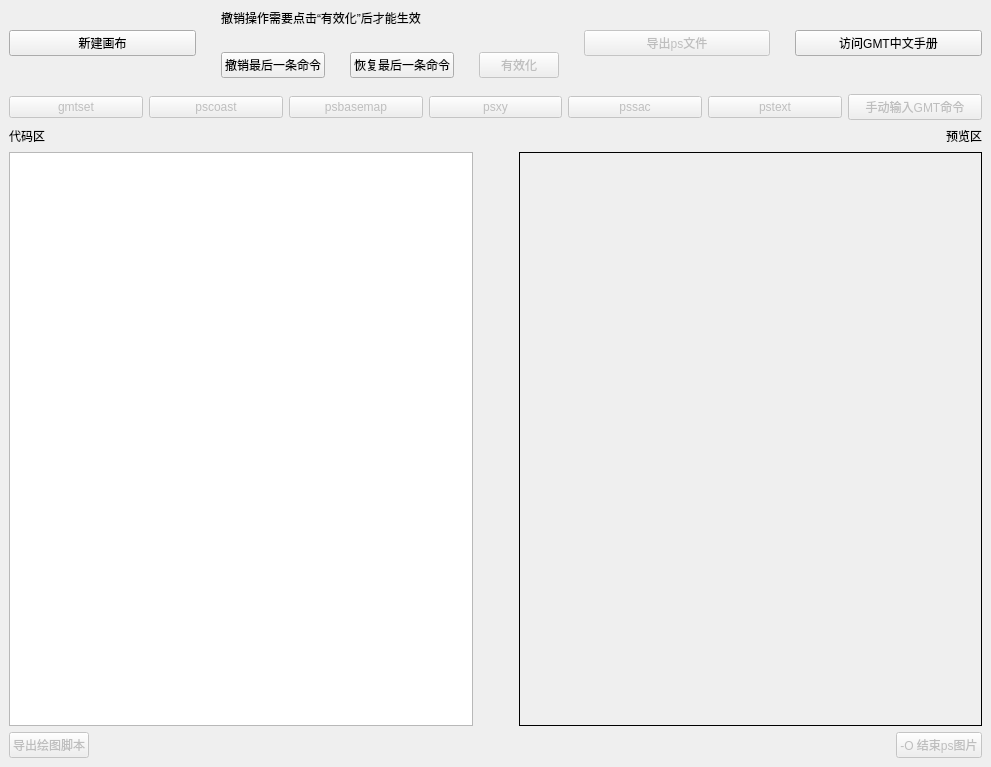
The window that src/mainwindow.ui (CovMat/GMT-mini-GUI) describes before a commit, drawn with Qt 5.
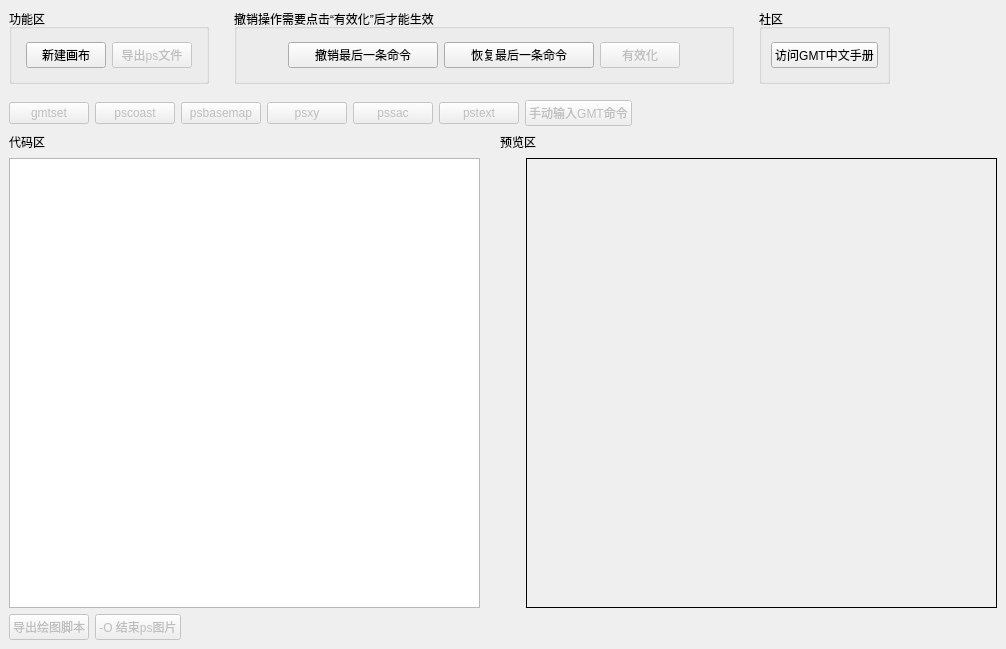
The same window after the commit.

Commit message: mainwindow.ui布局更新 1. 窗口可随意拖动，代码窗口及预览窗口动态适应 2. 功能按键位置保持固定

```diff
--- a/src/mainwindow.ui
+++ b/src/mainwindow.ui
@@ -9,8 +9,8 @@
    <rect>
     <x>0</x>
     <y>0</y>
-    <width>991</width>
-    <height>767</height>
+    <width>1006</width>
+    <height>649</height>
    </rect>
   </property>
   <property name="windowTitle">
@@ -41,28 +41,99 @@
          <number>10</number>
         </property>
         <item>
+         <widget class="QGroupBox" name="groupBox_2">
+          <property name="sizePolicy">
+           <sizepolicy hsizetype="Fixed" vsizetype="Fixed">
+            <horstretch>0</horstretch>
+            <verstretch>0</verstretch>
+           </sizepolicy>
+          </property>
+          <property name="minimumSize">
+           <size>
+            <width>200</width>
+            <height>75</height>
+           </size>
+          </property>
+          <property name="title">
+           <string>功能区</string>
+          </property>
+          <layout class="QHBoxLayout" name="horizontalLayout_12">
+           <item>
+            <layout class="QHBoxLayout" name="horizontalLayout_10">
+             <property name="sizeConstraint">
+              <enum>QLayout::SetFixedSize</enum>
+             </property>
+             <item>
          <widget class="QPushButton" name="new_PS_file">
+               <property name="sizePolicy">
+                <sizepolicy hsizetype="Fixed" vsizetype="Fixed">
+                 <horstretch>0</horstretch>
+                 <verstretch>0</verstretch>
+                </sizepolicy>
+               </property>
           <property name="text">
            <string>新建画布</string>
           </property>
          </widget>
         </item>
         <item>
-         <layout class="QVBoxLayout" name="verticalLayout_4">
-          <item>
-           <widget class="QLabel" name="label_4">
-            <property name="mouseTracking">
+              <widget class="QPushButton" name="export_ps">
+               <property name="enabled">
              <bool>false</bool>
             </property>
+               <property name="sizePolicy">
+                <sizepolicy hsizetype="Fixed" vsizetype="Fixed">
+                 <horstretch>0</horstretch>
+                 <verstretch>0</verstretch>
+                </sizepolicy>
+               </property>
             <property name="text">
+                <string>导出ps文件</string>
+               </property>
+              </widget>
+             </item>
+            </layout>
+           </item>
+          </layout>
+         </widget>
+        </item>
+        <item>
+         <widget class="QGroupBox" name="groupBox">
+          <property name="sizePolicy">
+           <sizepolicy hsizetype="Fixed" vsizetype="Fixed">
+            <horstretch>0</horstretch>
+            <verstretch>0</verstretch>
+           </sizepolicy>
+          </property>
+          <property name="minimumSize">
+           <size>
+            <width>500</width>
+            <height>75</height>
+           </size>
+          </property>
+          <property name="title">
              <string>撤销操作需要点击“有效化”后才能生效</string>
             </property>
-           </widget>
-          </item>
+          <layout class="QHBoxLayout" name="horizontalLayout_11">
           <item>
-           <layout class="QHBoxLayout" name="horizontalLayout_6">
+            <layout class="QHBoxLayout" name="horizontalLayout_8">
+             <property name="sizeConstraint">
+              <enum>QLayout::SetNoConstraint</enum>
+             </property>
             <item>
              <widget class="QPushButton" name="undo">
+               <property name="sizePolicy">
+                <sizepolicy hsizetype="Fixed" vsizetype="Fixed">
+                 <horstretch>0</horstretch>
+                 <verstretch>0</verstretch>
+                </sizepolicy>
+               </property>
+               <property name="minimumSize">
+                <size>
+                 <width>150</width>
+                 <height>0</height>
+                </size>
+               </property>
               <property name="text">
                <string>撤销最后一条命令</string>
               </property>
@@ -70,6 +141,18 @@
             </item>
             <item>
              <widget class="QPushButton" name="redo">
+               <property name="sizePolicy">
+                <sizepolicy hsizetype="Fixed" vsizetype="Fixed">
+                 <horstretch>0</horstretch>
+                 <verstretch>0</verstretch>
+                </sizepolicy>
+               </property>
+               <property name="minimumSize">
+                <size>
+                 <width>150</width>
+                 <height>0</height>
+                </size>
+               </property>
               <property name="text">
                <string>恢复最后一条命令</string>
               </property>
@@ -80,6 +163,12 @@
               <property name="enabled">
                <bool>false</bool>
               </property>
+               <property name="sizePolicy">
+                <sizepolicy hsizetype="Fixed" vsizetype="Fixed">
+                 <horstretch>0</horstretch>
+                 <verstretch>0</verstretch>
+                </sizepolicy>
+               </property>
               <property name="text">
                <string>有效化</string>
               </property>
@@ -88,25 +177,44 @@
            </layout>
           </item>
          </layout>
-        </item>
-        <item>
-         <widget class="QPushButton" name="export_ps">
-          <property name="enabled">
-           <bool>false</bool>
-          </property>
-          <property name="text">
-           <string>导出ps文件</string>
-          </property>
          </widget>
         </item>
+        <item>
+         <widget class="QGroupBox" name="groupBox_3">
+          <property name="sizePolicy">
+           <sizepolicy hsizetype="Fixed" vsizetype="Preferred">
+            <horstretch>0</horstretch>
+            <verstretch>0</verstretch>
+           </sizepolicy>
+          </property>
+          <property name="title">
+           <string>社区</string>
+          </property>
+          <layout class="QHBoxLayout" name="horizontalLayout_15">
         <item>
          <widget class="QPushButton" name="pushButton">
+             <property name="sizePolicy">
+              <sizepolicy hsizetype="Fixed" vsizetype="Fixed">
+               <horstretch>0</horstretch>
+               <verstretch>0</verstretch>
+              </sizepolicy>
+             </property>
           <property name="text">
            <string>访问GMT中文手册</string>
           </property>
          </widget>
         </item>
        </layout>
+         </widget>
+        </item>
+        <item>
+         <widget class="QLabel" name="label_5">
+          <property name="text">
+           <string/>
+          </property>
+         </widget>
+        </item>
+       </layout>
       </item>
       <item>
        <layout class="QVBoxLayout" name="verticalLayout">
@@ -123,6 +231,12 @@
             <property name="enabled">
              <bool>false</bool>
             </property>
+            <property name="sizePolicy">
+             <sizepolicy hsizetype="Fixed" vsizetype="Fixed">
+              <horstretch>0</horstretch>
+              <verstretch>0</verstretch>
+             </sizepolicy>
+            </property>
             <property name="text">
              <string>gmtset</string>
             </property>
@@ -133,6 +247,12 @@
             <property name="enabled">
              <bool>false</bool>
             </property>
+            <property name="sizePolicy">
+             <sizepolicy hsizetype="Fixed" vsizetype="Fixed">
+              <horstretch>0</horstretch>
+              <verstretch>0</verstretch>
+             </sizepolicy>
+            </property>
             <property name="text">
              <string>pscoast</string>
             </property>
@@ -143,6 +263,12 @@
             <property name="enabled">
              <bool>false</bool>
             </property>
+            <property name="sizePolicy">
+             <sizepolicy hsizetype="Fixed" vsizetype="Fixed">
+              <horstretch>0</horstretch>
+              <verstretch>0</verstretch>
+             </sizepolicy>
+            </property>
             <property name="text">
              <string>psbasemap</string>
             </property>
@@ -153,6 +279,12 @@
             <property name="enabled">
              <bool>false</bool>
             </property>
+            <property name="sizePolicy">
+             <sizepolicy hsizetype="Fixed" vsizetype="Fixed">
+              <horstretch>0</horstretch>
+              <verstretch>0</verstretch>
+             </sizepolicy>
+            </property>
             <property name="text">
              <string>psxy</string>
             </property>
@@ -163,6 +295,12 @@
             <property name="enabled">
              <bool>false</bool>
             </property>
+            <property name="sizePolicy">
+             <sizepolicy hsizetype="Fixed" vsizetype="Fixed">
+              <horstretch>0</horstretch>
+              <verstretch>0</verstretch>
+             </sizepolicy>
+            </property>
             <property name="text">
              <string>pssac</string>
             </property>
@@ -173,6 +311,12 @@
             <property name="enabled">
              <bool>false</bool>
             </property>
+            <property name="sizePolicy">
+             <sizepolicy hsizetype="Fixed" vsizetype="Fixed">
+              <horstretch>0</horstretch>
+              <verstretch>0</verstretch>
+             </sizepolicy>
+            </property>
             <property name="text">
              <string>pstext</string>
             </property>
@@ -183,11 +327,30 @@
             <property name="enabled">
              <bool>false</bool>
             </property>
+            <property name="sizePolicy">
+             <sizepolicy hsizetype="Fixed" vsizetype="Fixed">
+              <horstretch>0</horstretch>
+              <verstretch>0</verstretch>
+             </sizepolicy>
+            </property>
             <property name="text">
              <string>手动输入GMT命令</string>
             </property>
            </widget>
           </item>
+          <item>
+           <widget class="QLabel" name="label_6">
+            <property name="sizePolicy">
+             <sizepolicy hsizetype="Expanding" vsizetype="Fixed">
+              <horstretch>0</horstretch>
+              <verstretch>0</verstretch>
+             </sizepolicy>
+            </property>
+            <property name="text">
+             <string/>
+            </property>
+           </widget>
+          </item>
          </layout>
         </item>
         <item>
@@ -219,12 +382,39 @@
             </property>
            </widget>
           </item>
+          <item>
+           <spacer name="horizontalSpacer_4">
+            <property name="orientation">
+             <enum>Qt::Horizontal</enum>
+            </property>
+            <property name="sizeHint" stdset="0">
+             <size>
+              <width>40</width>
+              <height>20</height>
+             </size>
+            </property>
+           </spacer>
+          </item>
+          <item>
+           <widget class="QLabel" name="label_4">
+            <property name="text">
+             <string/>
+            </property>
+           </widget>
+          </item>
          </layout>
         </item>
         <item>
          <layout class="QHBoxLayout" name="horizontalLayout">
           <item>
-           <widget class="QListWidget" name="cmd_list"/>
+           <widget class="QListWidget" name="cmd_list">
+            <property name="sizePolicy">
+             <sizepolicy hsizetype="Expanding" vsizetype="Expanding">
+              <horstretch>0</horstretch>
+              <verstretch>0</verstretch>
+             </sizepolicy>
+            </property>
+           </widget>
           </item>
           <item>
            <spacer name="horizontalSpacer">
@@ -270,34 +460,43 @@
             <property name="enabled">
              <bool>false</bool>
             </property>
+            <property name="sizePolicy">
+             <sizepolicy hsizetype="Fixed" vsizetype="Fixed">
+              <horstretch>0</horstretch>
+              <verstretch>0</verstretch>
+             </sizepolicy>
+            </property>
             <property name="text">
              <string>导出绘图脚本</string>
             </property>
            </widget>
           </item>
-          <item>
-           <spacer name="horizontalSpacer_2">
-            <property name="orientation">
-             <enum>Qt::Horizontal</enum>
-            </property>
-            <property name="sizeHint" stdset="0">
-             <size>
-              <width>40</width>
-              <height>20</height>
-             </size>
-            </property>
-           </spacer>
-          </item>
           <item>
            <widget class="QPushButton" name="endps">
             <property name="enabled">
              <bool>false</bool>
             </property>
+            <property name="sizePolicy">
+             <sizepolicy hsizetype="Fixed" vsizetype="Fixed">
+              <horstretch>0</horstretch>
+              <verstretch>0</verstretch>
+             </sizepolicy>
+            </property>
             <property name="text">
              <string>-O 结束ps图片</string>
             </property>
            </widget>
           </item>
+          <item>
+           <widget class="QLabel" name="label_7">
+            <property name="text">
+             <string/>
+            </property>
+           </widget>
+          </item>
+          <item>
+           <layout class="QHBoxLayout" name="horizontalLayout_14"/>
+          </item>
          </layout>
         </item>
        </layout>
```
Left out of the diff: 5 changed lines with no effect on the pictures. Lines whose indentation alone changed are shown as unchanged.
